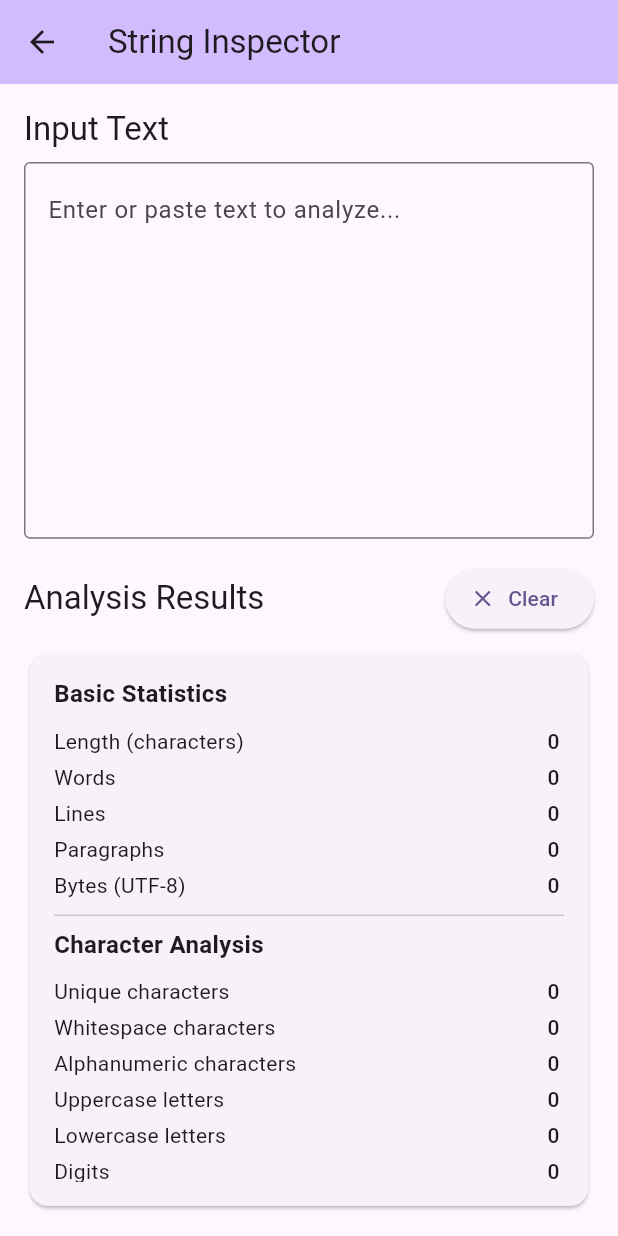
After one commit to sutanto1010/devtools, a Flutter app: the StringInspectorScreen screen opened directly, on a phone screen of 412 x 824 dp. The commit adds this screen. Run offline on Flutter 3.47's test engine with Material 3 defaults, Android fonts, the phone set to English and light mode, and no system bars; our stand-ins replace file_picker, package_info_plus, screenshot, sqflite; missing offline and left inert: encrypt, openpgp, tray_manager, window_manager; accounts and stored records are empty.

Commit message:
feat: add string inspector screen for text analysis
Add a new screen that allows users to analyze text strings with detailed statistics including character count, word count, encoding information, and various text transformations. The screen includes clipboard copy functionality for easy sharing of results.

```diff
--- a/lib/main.dart
+++ b/lib/main.dart
@@ -26,6 +26,7 @@ import 'screens/screenshot_screen.dart';
 import 'screens/basic_auth_screen.dart';
 import 'screens/chmod_calculator_screen.dart';
 import 'screens/unix_time_screen.dart';
+import 'screens/string_inspector_screen.dart';
 import 'system_tray_manager.dart';
 
 void main() async {
@@ -231,6 +232,13 @@ class _MyHomePageState extends State<MyHomePage> with TickerProviderStateMixin {
       'title': 'Unix Time Converter',
       'description': 'Convert between Unix timestamps and human-readable dates with timezone support',
       'screen': const UnixTimeScreen(),
+    },
+    {
+      'id': 'string_inspector',
+      'icon': Icons.text_fields,
+      'title': 'String Inspector',
+      'description': 'Get detailed information on strings and texts',
+      'screen': const StringInspectorScreen(),
     },
   ];
 
--- /dev/null
+++ b/lib/screens/string_inspector_screen.dart
@@ -0,0 +1,291 @@
+import 'package:flutter/material.dart';
+import 'package:flutter/services.dart';
+
+class StringInspectorScreen extends StatefulWidget {
+  const StringInspectorScreen({super.key});
+
+  @override
+  State<StringInspectorScreen> createState() => _StringInspectorScreenState();
+}
+
+class _StringInspectorScreenState extends State<StringInspectorScreen> {
+  final TextEditingController _inputController = TextEditingController();
+  String _inputText = '';
+
+  @override
+  void dispose() {
+    _inputController.dispose();
+    super.dispose();
+  }
+
+  void _copyToClipboard(String text) {
+    Clipboard.setData(ClipboardData(text: text));
+    ScaffoldMessenger.of(context).showSnackBar(
+      const SnackBar(content: Text('Copied to clipboard')),
+    );
+  }
+
+  Map<String, dynamic> _analyzeString(String text) {
+    if (text.isEmpty) {
+      return {
+        'length': 0,
+        'characters': 0,
+        'words': 0,
+        'lines': 0,
+        'paragraphs': 0,
+        'bytes': 0,
+        'whitespace': 0,
+        'alphanumeric': 0,
+        'uppercase': 0,
+        'lowercase': 0,
+        'digits': 0,
+        'special': 0,
+        'encoding': 'UTF-8',
+        'hasEmoji': false,
+        'uniqueChars': 0,
+      };
+    }
+
+    final bytes = text.codeUnits.length;
+    final lines = text.split('\n').length;
+    final paragraphs = text.split(RegExp(r'\n\s*\n')).where((p) => p.trim().isNotEmpty).length;
+    final words = text.split(RegExp(r'\s+')).where((w) => w.isNotEmpty).length;
+
+    int whitespace = 0;
+    int alphanumeric = 0;
+    int uppercase = 0;
+    int lowercase = 0;
+    int digits = 0;
+    int special = 0;
+
+    final uniqueChars = <String>{};
+    bool hasEmoji = false;
+
+    for (int i = 0; i < text.length; i++) {
+      final char = text[i];
+      uniqueChars.add(char);
+
+      if (char.codeUnitAt(0) > 127) {
+        // Check for emoji (simplified check)
+        final code = char.codeUnitAt(0);
+        if (code >= 0x1F600 && code <= 0x1F64F || // Emoticons
+            code >= 0x1F300 && code <= 0x1F5FF || // Misc Symbols
+            code >= 0x1F680 && code <= 0x1F6FF || // Transport
+            code >= 0x2600 && code <= 0x26FF ||   // Misc symbols
+            code >= 0x2700 && code <= 0x27BF) {   // Dingbats
+          hasEmoji = true;
+        }
+      }
+
+      if (RegExp(r'\s').hasMatch(char)) {
+        whitespace++;
+      } else if (RegExp(r'[a-zA-Z0-9]').hasMatch(char)) {
+        alphanumeric++;
+        if (RegExp(r'[A-Z]').hasMatch(char)) {
+          uppercase++;
+        } else if (RegExp(r'[a-z]').hasMatch(char)) {
+          lowercase++;
+        } else if (RegExp(r'[0-9]').hasMatch(char)) {
+          digits++;
+        }
+      } else {
+        special++;
+      }
+    }
+
+    return {
+      'length': text.length,
+      'characters': text.length,
+      'words': words,
+      'lines': lines,
+      'paragraphs': paragraphs,
+      'bytes': bytes,
+      'whitespace': whitespace,
+      'alphanumeric': alphanumeric,
+      'uppercase': uppercase,
+      'lowercase': lowercase,
+      'digits': digits,
+      'special': special,
+      'encoding': 'UTF-8',
+      'hasEmoji': hasEmoji,
+      'uniqueChars': uniqueChars.length,
+    };
+  }
+
+  @override
+  Widget build(BuildContext context) {
+    final analysis = _analyzeString(_inputText);
+
+    return Scaffold(
+      appBar: AppBar(
+        title: const Text('String Inspector'),
+        backgroundColor: Theme.of(context).colorScheme.inversePrimary,
+      ),
+      body: Padding(
+        padding: const EdgeInsets.all(16.0),
+        child: Column(
+          crossAxisAlignment: CrossAxisAlignment.start,
+          children: [
+            Text(
+              'Input Text',
+              style: Theme.of(context).textTheme.titleLarge,
+            ),
+            const SizedBox(height: 8),
+            Expanded(
+              flex: 2,
+              child: TextField(
+                controller: _inputController,
+                maxLines: null,
+                expands: true,
+                textAlignVertical: TextAlignVertical.top,
+                decoration: const InputDecoration(
+                  hintText: 'Enter or paste text to analyze...',
+                  border: OutlineInputBorder(),
+                ),
+                onChanged: (value) {
+                  setState(() {
+                    _inputText = value;
+                  });
+                },
+              ),
+            ),
+            const SizedBox(height: 16),
+            Row(
+              children: [
+                Text(
+                  'Analysis Results',
+                  style: Theme.of(context).textTheme.titleLarge,
+                ),
+                const Spacer(),
+                ElevatedButton.icon(
+                  onPressed: () {
+                    _inputController.clear();
+                    setState(() {
+                      _inputText = '';
+                    });
+                  },
+                  icon: const Icon(Icons.clear),
+                  label: const Text('Clear'),
+                ),
+              ],
+            ),
+            const SizedBox(height: 8),
+            Expanded(
+              flex: 3,
+              child: Card(
+                child: Padding(
+                  padding: const EdgeInsets.all(16.0),
+                  child: SingleChildScrollView(
+                    child: Column(
+                      children: [
+                        _buildAnalysisSection('Basic Statistics', [
+                          _buildAnalysisRow('Length (characters)', analysis['length'].toString()),
+                          _buildAnalysisRow('Words', analysis['words'].toString()),
+                          _buildAnalysisRow('Lines', analysis['lines'].toString()),
+                          _buildAnalysisRow('Paragraphs', analysis['paragraphs'].toString()),
+                          _buildAnalysisRow('Bytes (UTF-8)', analysis['bytes'].toString()),
+                        ]),
+                        const Divider(),
+                        _buildAnalysisSection('Character Analysis', [
+                          _buildAnalysisRow('Unique characters', analysis['uniqueChars'].toString()),
+                          _buildAnalysisRow('Whitespace characters', analysis['whitespace'].toString()),
+                          _buildAnalysisRow('Alphanumeric characters', analysis['alphanumeric'].toString()),
+                          _buildAnalysisRow('Uppercase letters', analysis['uppercase'].toString()),
+                          _buildAnalysisRow('Lowercase letters', analysis['lowercase'].toString()),
+                          _buildAnalysisRow('Digits', analysis['digits'].toString()),
+                          _buildAnalysisRow('Special characters', analysis['special'].toString()),
+                        ]),
+                        const Divider(),
+                        _buildAnalysisSection('Encoding & Format', [
+                          _buildAnalysisRow('Text encoding', analysis['encoding']),
+                          _buildAnalysisRow('Contains emoji', analysis['hasEmoji'] ? 'Yes' : 'No'),
+                        ]),
+                        if (_inputText.isNotEmpty) ...[
+                          const Divider(),
+                          _buildAnalysisSection('Text Transformations', [
+                            _buildTransformationRow('Uppercase', _inputText.toUpperCase()),
+                            _buildTransformationRow('Lowercase', _inputText.toLowerCase()),
+                            _buildTransformationRow('Title Case', _toTitleCase(_inputText)),
+                            _buildTransformationRow('Reversed', _inputText.split('').reversed.join()),
+                            _buildTransformationRow('Trimmed', _inputText.trim()),
+                          ]),
+                        ],
+                      ],
+                    ),
+                  ),
+                ),
+              ),
+            ),
+          ],
+        ),
+      ),
+    );
+  }
+
+  Widget _buildAnalysisSection(String title, List<Widget> children) {
+    return Column(
+      crossAxisAlignment: CrossAxisAlignment.start,
+      children: [
+        Text(
+          title,
+          style: const TextStyle(
+            fontSize: 16,
+            fontWeight: FontWeight.bold,
+          ),
+        ),
+        const SizedBox(height: 8),
+        ...children,
+      ],
+    );
+  }
+
+  Widget _buildAnalysisRow(String label, String value) {
+    return Padding(
+      padding: const EdgeInsets.symmetric(vertical: 2),
+      child: Row(
+        mainAxisAlignment: MainAxisAlignment.spaceBetween,
+        children: [
+          Text(label),
+          SelectableText(
+            value,
+            style: const TextStyle(fontWeight: FontWeight.w500),
+          ),
+        ],
+      ),
+    );
+  }
+
+  Widget _buildTransformationRow(String label, String value) {
+    return Padding(
+      padding: const EdgeInsets.symmetric(vertical: 2),
+      child: Row(
+        mainAxisAlignment: MainAxisAlignment.spaceBetween,
+        children: [
+          Text(label),
+          Row(
+            children: [
+              Flexible(
+                child: SelectableText(
+                  value.length > 30 ? '${value.substring(0, 30)}...' : value,
+                  style: const TextStyle(fontWeight: FontWeight.w500),
+                ),
+              ),
+              IconButton(
+                icon: const Icon(Icons.copy, size: 16),
+                onPressed: () => _copyToClipboard(value),
+                tooltip: 'Copy to clipboard',
+              ),
+            ],
+          ),
+        ],
+      ),
+    );
+  }
+
+  String _toTitleCase(String text) {
+    return text.split(' ').map((word) {
+      if (word.isEmpty) return word;
+      return word[0].toUpperCase() + word.substring(1).toLowerCase();
+    }).join(' ');
+  }
+}
```
